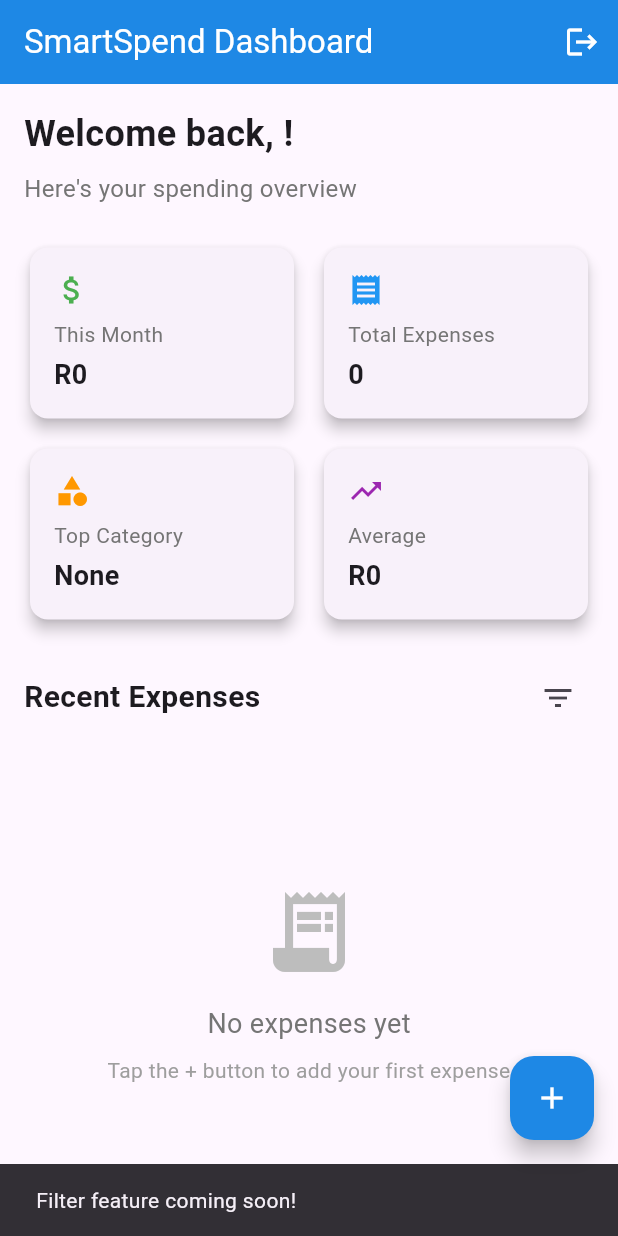
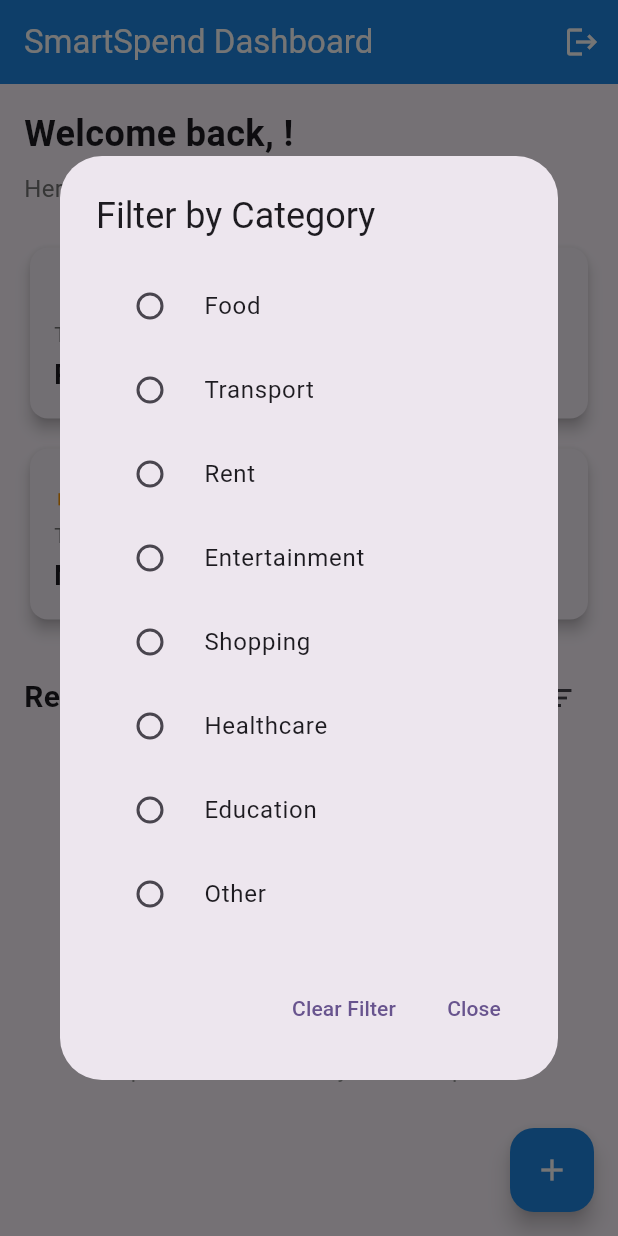
Before and after one commit to 16LouisM/FlutterPrep, a Flutter app: the DashboardPage screen opened directly, after a tap on the "filter list" icon, on a phone screen of 412 x 824 dp. Run offline on Flutter 3.47's test engine with Material 3 defaults, Android fonts, the light colour scheme and no system bars; our stand-ins replace cloud_firestore, firebase_auth, firebase_core; accounts and stored records are empty.

Commit message:
logout and filter

```diff
--- a/lib/pages/dashboard_page.dart
+++ b/lib/pages/dashboard_page.dart
@@ -2,6 +2,7 @@ import 'package:flutter/material.dart';
 import 'package:provider/provider.dart';
 import 'package:flutter_prep/widgets/summary_card.dart';
 import 'package:flutter_prep/services/auth_service.dart';
+import 'login_page.dart'; // ✅ Import the login page
 
 class DashboardPage extends StatefulWidget {
   static const routeName = '/dashboard';
@@ -12,6 +13,122 @@ class DashboardPage extends StatefulWidget {
 }
 
 class _DashboardPageState extends State<DashboardPage> {
+  // ✅ Always initialize categories to prevent null reference errors
+  final List<String> _categories = [
+    'Food',
+    'Transport',
+    'Rent',
+    'Entertainment',
+    'Shopping',
+    'Healthcare',
+    'Education',
+    'Other',
+  ];
+
+  String? _selectedCategory; // currently selected filter category
+
+  Future<void> _logout(BuildContext context) async {
+    final authService = Provider.of<AuthService>(context, listen: false);
+
+    try {
+      await authService.signOut();
+
+      if (!mounted) return;
+
+      // ✅ Show logout confirmation dialog
+      await showDialog(
+        context: context,
+        builder: (context) => AlertDialog(
+          title: const Text('Logged Out'),
+          content: const Text('You have been logged out successfully.'),
+          actions: [
+            TextButton(
+              onPressed: () {
+                Navigator.of(context).pop(); // close dialog
+                // ✅ Redirect to login page
+                Navigator.pushAndRemoveUntil(
+                  context,
+                  MaterialPageRoute(builder: (context) => const LoginPage()),
+                  (route) => false,
+                );
+              },
+              child: const Text('OK'),
+            ),
+          ],
+        ),
+      );
+    } catch (e) {
+      if (!mounted) return;
+      ScaffoldMessenger.of(context).showSnackBar(
+        SnackBar(
+          content: Text('Logout failed: $e'),
+          backgroundColor: Colors.red,
+        ),
+      );
+    }
+  }
+
+  // ✅ Open category filter dialog
+  void _openCategoryFilter() {
+    showDialog(
+      context: context,
+      builder: (context) => AlertDialog(
+        title: const Text('Filter by Category'),
+        content: SizedBox(
+          width: double.maxFinite,
+          child: _categories.isEmpty
+              ? const Center(child: Text('No categories available'))
+              : ListView.builder(
+                  shrinkWrap: true,
+                  itemCount: _categories.length,
+                  itemBuilder: (context, index) {
+                    final category = _categories[index];
+                    return RadioListTile<String>(
+                      title: Text(category),
+                      value: category,
+                      groupValue: _selectedCategory,
+                      activeColor: Colors.blue.shade600,
+                      onChanged: (value) {
+                        setState(() {
+                          _selectedCategory = value;
+                        });
+                        Navigator.of(context).pop();
+                        ScaffoldMessenger.of(context).showSnackBar(
+                          SnackBar(
+                            content: Text('Filtered by $value'),
+                            duration: const Duration(seconds: 2),
+                          ),
+                        );
+                      },
+                    );
+                  },
+                ),
+        ),
+        actions: [
+          TextButton(
+            onPressed: () {
+              setState(() {
+                _selectedCategory = null;
+              });
+              Navigator.of(context).pop();
+              ScaffoldMessenger.of(context).showSnackBar(
+                const SnackBar(
+                  content: Text('Filter cleared'),
+                  duration: Duration(seconds: 2),
+                ),
+              );
+            },
+            child: const Text('Clear Filter'),
+          ),
+          TextButton(
+            onPressed: () => Navigator.of(context).pop(),
+            child: const Text('Close'),
+          ),
+        ],
+      ),
+    );
+  }
+
   @override
   Widget build(BuildContext context) {
     final authService = Provider.of<AuthService>(context);
@@ -25,12 +142,8 @@ class _DashboardPageState extends State<DashboardPage> {
         actions: [
           IconButton(
             icon: const Icon(Icons.logout),
-            onPressed: () {
-              ScaffoldMessenger.of(context).showSnackBar(
-                const SnackBar(content: Text('Logout feature coming soon!')),
-              );
-            },
             tooltip: 'Logout',
+            onPressed: () => _logout(context),
           ),
         ],
       ),
@@ -54,7 +167,6 @@ class _DashboardPageState extends State<DashboardPage> {
             // Summary Cards
             Row(
               children: [
-                // Total Monthly Spending
                 Expanded(
                   child: SummaryCard(
                     icon: Icons.attach_money,
@@ -64,8 +176,6 @@ class _DashboardPageState extends State<DashboardPage> {
                   ),
                 ),
                 const SizedBox(width: 12),
-
-                // Total Expenses
                 Expanded(
                   child: SummaryCard(
                     icon: Icons.receipt,
@@ -77,10 +187,8 @@ class _DashboardPageState extends State<DashboardPage> {
               ],
             ),
             const SizedBox(height: 12),
-
             Row(
               children: [
-                // Top Category
                 Expanded(
                   child: SummaryCard(
                     icon: Icons.category,
@@ -90,8 +198,6 @@ class _DashboardPageState extends State<DashboardPage> {
                   ),
                 ),
                 const SizedBox(width: 12),
-
-                // Average Expense
                 Expanded(
                   child: SummaryCard(
                     icon: Icons.trending_up,
@@ -104,22 +210,34 @@ class _DashboardPageState extends State<DashboardPage> {
             ),
             const SizedBox(height: 24),
 
-            // Expenses Header
+            // Expenses Header + Filter
             Row(
               mainAxisAlignment: MainAxisAlignment.spaceBetween,
               children: [
+                Row(
+                  children: [
                     const Text(
                       'Recent Expenses',
-                  style: TextStyle(fontSize: 20, fontWeight: FontWeight.bold),
+                      style:
+                          TextStyle(fontSize: 20, fontWeight: FontWeight.bold),
+                    ),
+                    if (_selectedCategory != null)
+                      Padding(
+                        padding: const EdgeInsets.only(left: 8.0),
+                        child: Chip(
+                          label: Text(_selectedCategory!),
+                          deleteIcon: const Icon(Icons.close, size: 16),
+                          onDeleted: () {
+                            setState(() {
+                              _selectedCategory = null;
+                            });
+                          },
+                        ),
+                      ),
+                  ],
                 ),
                 IconButton(
-                  onPressed: () {
-                    ScaffoldMessenger.of(context).showSnackBar(
-                      const SnackBar(
-                        content: Text('Filter feature coming soon!'),
-                      ),
-                    );
-                  },
+                  onPressed: _openCategoryFilter,
                   icon: const Icon(Icons.filter_list),
                 ),
               ],
@@ -135,8 +253,7 @@ class _DashboardPageState extends State<DashboardPage> {
         onPressed: () {
           showDialog(
             context: context,
-            builder:
-                (context) => AlertDialog(
+            builder: (context) => AlertDialog(
               title: const Text('Add Expense'),
               content: const Text(
                 'Add expense dialog is not available; use this placeholder.',
@@ -158,7 +275,7 @@ class _DashboardPageState extends State<DashboardPage> {
   }
 
   Widget _buildExpensesList() {
-    // Temporary empty state - will be populated by Member B
+    // Placeholder until actual expenses are implemented
     return Center(
       child: Column(
         mainAxisAlignment: MainAxisAlignment.center,
@@ -166,7 +283,9 @@ class _DashboardPageState extends State<DashboardPage> {
           Icon(Icons.receipt_long, size: 64, color: Colors.grey.shade400),
           const SizedBox(height: 16),
           Text(
-            'No expenses yet',
+            _selectedCategory == null
+                ? 'No expenses yet'
+                : 'No expenses in "${_selectedCategory!}"',
             style: TextStyle(fontSize: 18, color: Colors.grey.shade600),
           ),
           const SizedBox(height: 8),
```
Also changed, not shown: lib/pages/sign_up_page.dart (+24 -6 lines), pubspec.lock. Lines whose indentation alone changed are shown as unchanged.
